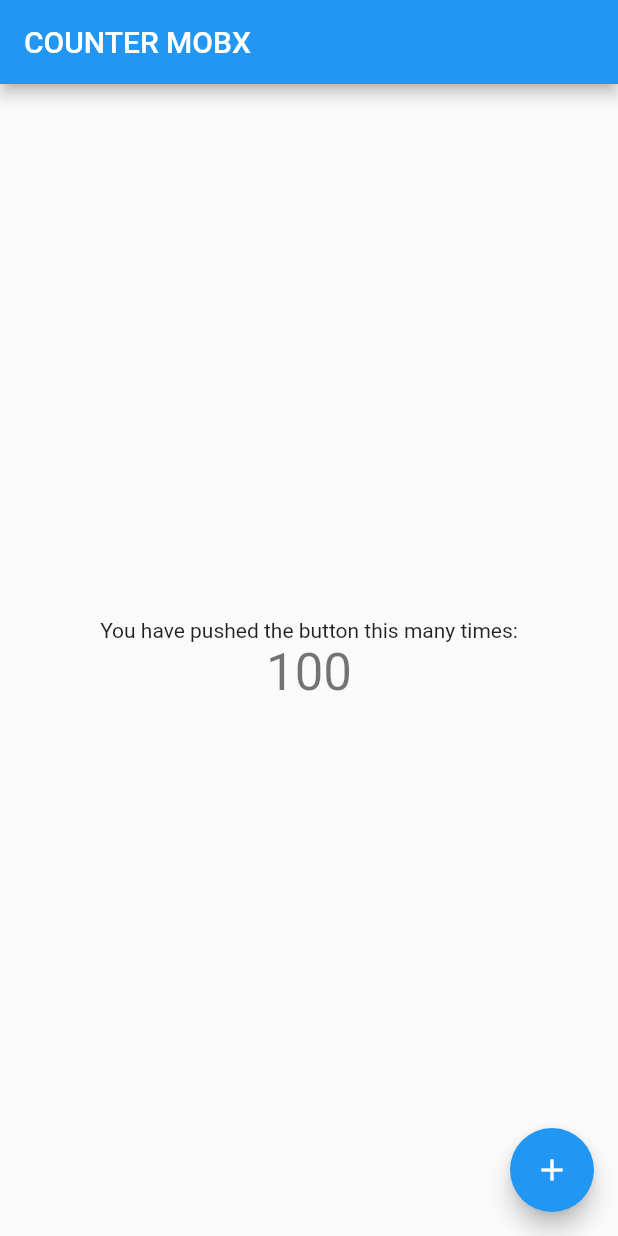
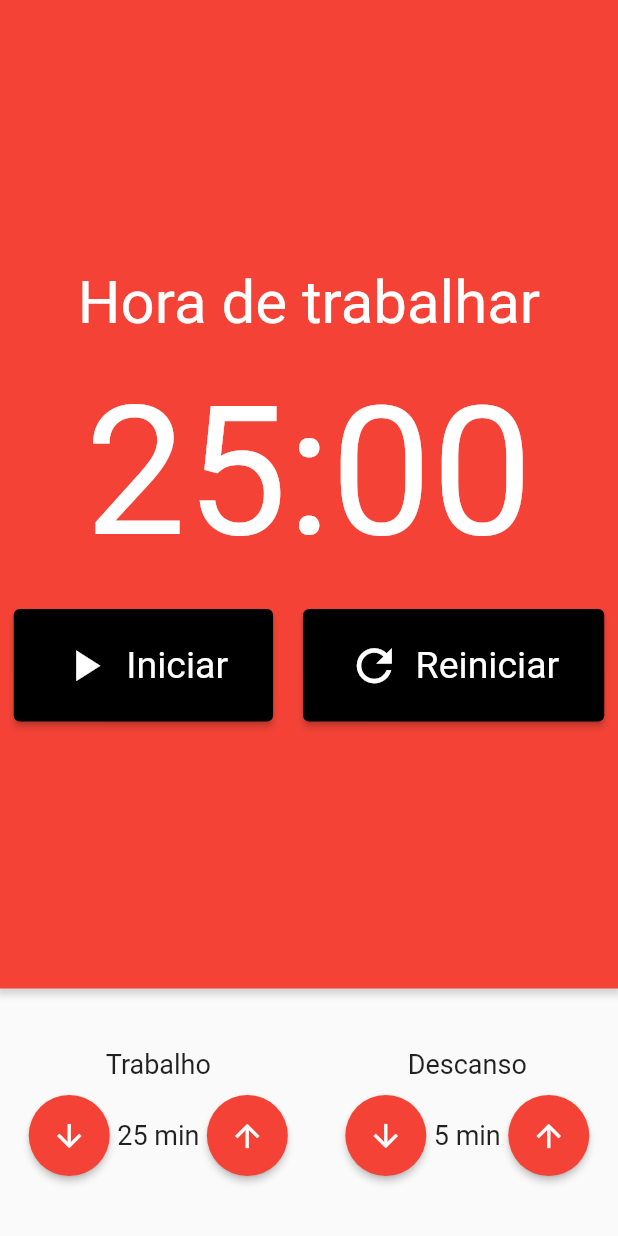
Before and after one commit to silas-almeida/pomodoro_clock, a Flutter app: the screen it shows after launch, on a phone screen of 412 x 824 dp. Run offline on Flutter 3.47's test engine with Material 2 defaults, Android fonts, the phone set to English and light mode, and no system bars; our stand-ins replace mobx; generated files the repository leaves out were written again.

Commit message:
implements screen basic layout

```diff
--- /dev/null
+++ b/lib/components/cronometro.dart
@@ -0,0 +1,65 @@
+import 'package:flutter/material.dart';
+import 'package:pomodoro/components/cronometro_botao.dart';
+
+class Cronometro extends StatelessWidget {
+  const Cronometro({Key? key}) : super(key: key);
+
+  @override
+  Widget build(BuildContext context) {
+    return Container(
+      decoration: BoxDecoration(color: Colors.red, boxShadow: [
+        BoxShadow(
+          color: Colors.grey.withOpacity(0.4),
+          spreadRadius: 2,
+          blurRadius: 3,
+          offset: Offset(0,2),
+        ),
+      ]),
+      child: Column(
+        crossAxisAlignment: CrossAxisAlignment.center,
+        mainAxisAlignment: MainAxisAlignment.center,
+        children: [
+          const Text(
+            'Hora de trabalhar',
+            style: TextStyle(
+              fontSize: 40,
+              color: Colors.white,
+            ),
+          ),
+          const SizedBox(
+            height: 20,
+          ),
+          const Text(
+            '25:00',
+            style: TextStyle(
+              fontSize: 120,
+              color: Colors.white,
+            ),
+          ),
+          const SizedBox(
+            height: 20,
+          ),
+          Row(
+            mainAxisAlignment: MainAxisAlignment.center,
+            children: const [
+              Padding(
+                padding: const EdgeInsets.only(right: 10.0),
+                child:
+                    CronometroBotao(texto: 'Iniciar', icone: Icons.play_arrow),
+              ),
+              // Padding(
+              //   padding: const EdgeInsets.only(right: 10.0),
+              //   child: CronometroBotao(texto: 'Parar', icone: Icons.stop),
+              // ),
+              Padding(
+                padding: EdgeInsets.only(left: 10.0),
+                child:
+                    CronometroBotao(texto: 'Reiniciar', icone: Icons.refresh),
+              ),
+            ],
+          )
+        ],
+      ),
+    );
+  }
+}
--- /dev/null
+++ b/lib/components/cronometro_botao.dart
@@ -0,0 +1,34 @@
+import 'package:flutter/material.dart';
+
+class CronometroBotao extends StatelessWidget {
+  final String texto;
+  final IconData icone;
+  const CronometroBotao({Key? key, required this.texto, required this.icone})
+      : super(key: key);
+
+  @override
+  Widget build(BuildContext context) {
+    return ElevatedButton(
+      style: ElevatedButton.styleFrom(
+        primary: Colors.black,
+        padding: const EdgeInsets.symmetric(horizontal: 30, vertical: 20),
+        textStyle: const TextStyle(
+          fontSize: 25,
+        ),
+      ),
+      onPressed: () {},
+      child: Row(
+        children: [
+          Padding(
+            padding: const EdgeInsets.only(right: 10.0),
+            child: Icon(
+              icone,
+              size: 35,
+            ),
+          ),
+          Text(texto)
+        ],
+      ),
+    );
+  }
+}
--- /dev/null
+++ b/lib/components/entrada_tempo.dart
@@ -0,0 +1,57 @@
+import 'package:flutter/material.dart';
+
+class EntradaTempo extends StatelessWidget {
+  final String titulo;
+  final int valor;
+
+  const EntradaTempo({
+    Key? key,
+    required this.titulo,
+    required this.valor,
+  }) : super(key: key);
+
+  @override
+  Widget build(BuildContext context) {
+    return Column(
+      crossAxisAlignment: CrossAxisAlignment.center,
+      children: [
+        Text(
+          titulo,
+          style: TextStyle(fontSize: 18),
+        ),
+        const SizedBox(height: 10,),
+        Row(
+          mainAxisAlignment: MainAxisAlignment.center,
+          children: [
+            ElevatedButton(
+              onPressed: () {},
+              child: Icon(
+                Icons.arrow_downward,
+                color: Colors.white,
+              ),
+              style: ElevatedButton.styleFrom(
+                  shape: const CircleBorder(),
+                  padding: EdgeInsets.all(15),
+                  primary: Colors.red),
+            ),
+            Text(
+              '${valor} min',
+              style: TextStyle(fontSize: 18),
+            ),
+            ElevatedButton(
+              onPressed: () {},
+              child: Icon(
+                Icons.arrow_upward,
+                color: Colors.white,
+              ),
+              style: ElevatedButton.styleFrom(
+                  shape: const CircleBorder(),
+                  padding: EdgeInsets.all(15),
+                  primary: Colors.red),
+            ),
+          ],
+        ),
+      ],
+    );
+  }
+}
--- a/lib/main.dart
+++ b/lib/main.dart
@@ -1,6 +1,7 @@
 import 'package:flutter/material.dart';
-import 'package:flutter_mobx/flutter_mobx.dart';
-import 'package:pomodoro/store/contador.store.dart';
+import 'package:pomodoro/pages/pomodoro.dart';
+// import 'package:flutter_mobx/flutter_mobx.dart';
+// import 'package:pomodoro/store/contador.store.dart';
 
 void main() {
   runApp(const MyApp());
@@ -8,59 +9,14 @@ void main() {
 
 class MyApp extends StatelessWidget {
   const MyApp({Key? key}) : super(key: key);
-
-  // This widget is the root of your application.
   @override
   Widget build(BuildContext context) {
     return MaterialApp(
       title: 'Flutter Demo',
       theme: ThemeData(
-        // This is the theme of your application.
-        //
-        // Try running your application with "flutter run". You'll see the
-        // application has a blue toolbar. Then, without quitting the app, try
-        // changing the primarySwatch below to Colors.green and then invoke
-        // "hot reload" (press "r" in the console where you ran "flutter run",
-        // or simply save your changes to "hot reload" in a Flutter IDE).
-        // Notice that the counter didn't reset back to zero; the application
-        // is not restarted.
         primarySwatch: Colors.blue,
       ),
-      home: HomePage(),
+      home: const Pomodoro(),
     );
   }
 }
-
-final store = ContadorStore();
-
-class HomePage extends StatelessWidget {
-  @override
-  Widget build(BuildContext context) {
-    return Scaffold(
-      appBar: AppBar(
-        title: const Text('COUNTER MOBX'),
-      ),
-      body: Center(
-        child: Column(
-          mainAxisAlignment: MainAxisAlignment.center,
-          children: <Widget>[
-            const Text(
-              'You have pushed the button this many times:',
-            ),
-            Observer(builder: (_) {
-              return Text(
-                '${store.contador}',
-                style: Theme.of(context).textTheme.headline4,
-              );
-            }),
-          ],
-        ),
-      ),
-      floatingActionButton: FloatingActionButton(
-        onPressed: store.incrementar,
-        tooltip: 'Increment',
-        child: const Icon(Icons.add),
-      ), // This trailing comma makes auto-formatting nicer for build methods.
-    );
-  }
-}
--- /dev/null
+++ b/lib/pages/pomodoro.dart
@@ -0,0 +1,29 @@
+import 'package:flutter/material.dart';
+import 'package:pomodoro/components/cronometro.dart';
+import 'package:pomodoro/components/entrada_tempo.dart';
+
+class Pomodoro extends StatelessWidget {
+  const Pomodoro({Key? key}) : super(key: key);
+
+  @override
+  Widget build(BuildContext context) {
+    return Scaffold(
+      body: Column(
+        crossAxisAlignment: CrossAxisAlignment.stretch,
+        children: [
+          Expanded(child: Cronometro()),
+          Padding(
+            padding: const EdgeInsets.symmetric(vertical: 40),
+            child: Row(
+              mainAxisAlignment: MainAxisAlignment.spaceAround,
+              children: [
+                EntradaTempo(titulo: 'Trabalho', valor: 25),
+                EntradaTempo(titulo: 'Descanso', valor: 5),
+              ],
+            ),
+          )
+        ],
+      ),
+    );
+  }
+}
```
